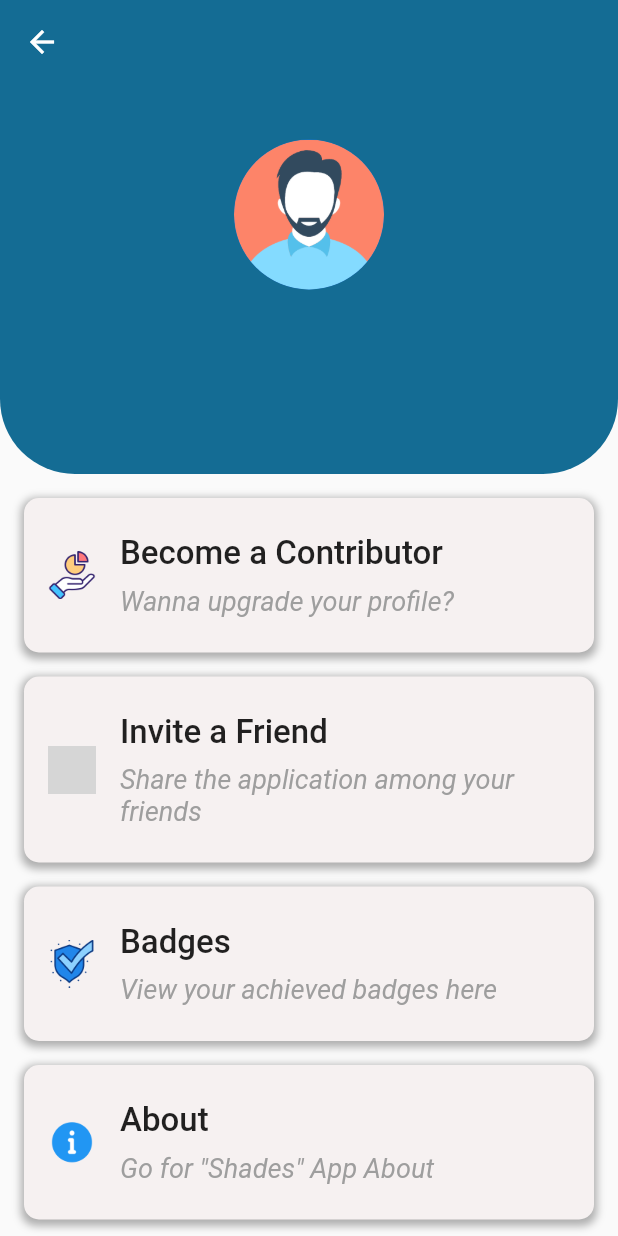
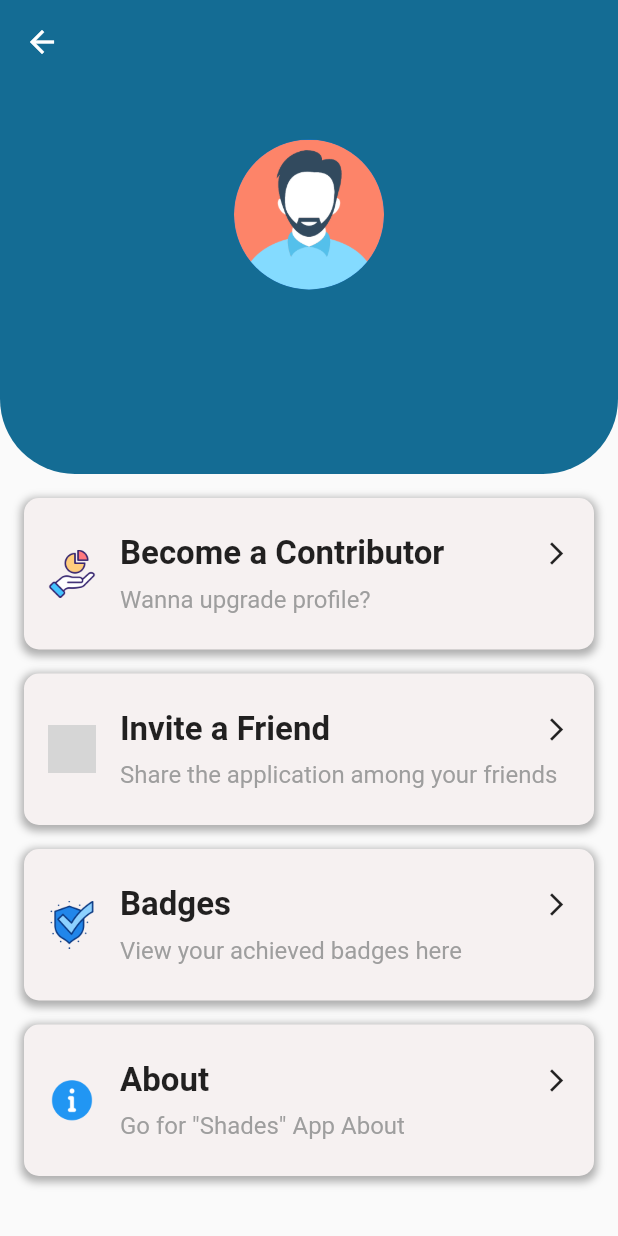
Before and after one commit to Harish3000/shades-app-flutter-project, a Flutter app: the UserProfilePage screen opened directly, on a phone screen of 412 x 824 dp. Run offline on Flutter 3.47's test engine with Material 2 defaults, Android fonts, the phone set to English and light mode, and no system bars; our stand-ins replace cloud_firestore, firebase_auth, firebase_core, flutter_rating_bar; accounts and stored records are empty; grey boxes are pictures that could not be loaded.

Commit message:
Update user_profile.dart

```diff
--- a/shades/lib/features/community_mgt/user_profile.dart
+++ b/shades/lib/features/community_mgt/user_profile.dart
@@ -81,19 +81,25 @@ class _UserProfilePageState extends State<UserProfilePage> {
                 child: Column(
                   crossAxisAlignment: CrossAxisAlignment.start,
                   children: [
-                    Text(
-                      title,
-                      style: TextStyle(
-                          fontSize: 22, // Adjust main text size here
-                          fontWeight: FontWeight.w500),
+                    Row(
+                      children: [
+                        Text(
+                          title,
+                          style: TextStyle(
+                            fontSize: 22, // Adjust main text size here
+                            fontWeight: FontWeight.bold,
+                          ),
+                        ),
+                        Spacer(),
+                        Icon(Icons.arrow_forward_ios, size: 18),
+                      ],
                     ),
                     SizedBox(height: 8),
                     Text(
                       subtext,
                       style: TextStyle(
-                        fontSize: 18, // Adjust subtext size here
+                        fontSize: 16, // Adjust subtext size here
                         color: Colors.grey,
-                        fontStyle: FontStyle.italic,
                       ),
                     ),
                   ],
@@ -160,7 +166,7 @@ class _UserProfilePageState extends State<UserProfilePage> {
               child: Column(
                 children: [
                   _buildProfileOption('Become a Contributor',
-                      'Wanna upgrade your profile?', Color(0xFFF6F1F1)),
+                      'Wanna upgrade profile?', Color(0xFFF6F1F1)),
                   _buildProfileOption(
                       'Invite a Friend',
                       'Share the application among your friends',
@@ -178,5 +184,3 @@ class _UserProfilePageState extends State<UserProfilePage> {
     );
   }
 }
-
-void main() => runApp(MaterialApp(home: UserProfilePage()));
```
